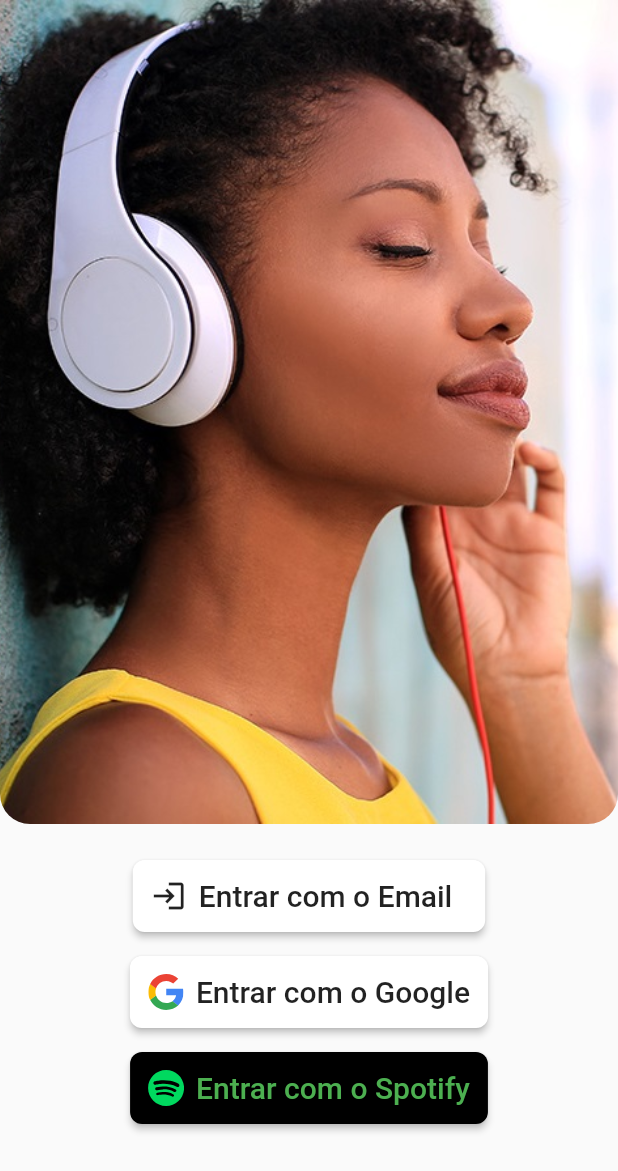
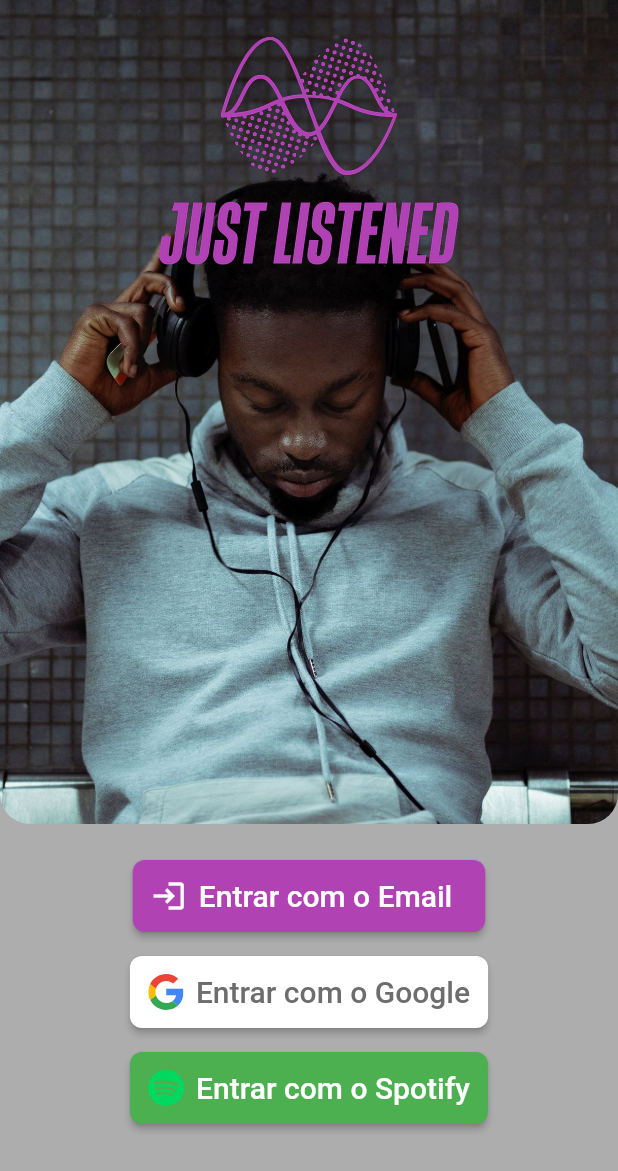
Before and after one commit to JustListened/JustListened-App, a Flutter app: the screen it shows after launch, on a phone screen of 412 x 824 dp. Shown: the top 1171 px of the screen. Run offline on Flutter 3.47's test engine with Material 2 defaults, Android fonts, the phone set to English and light mode, and no system bars; our stand-ins replace flutter_svg, hexcolor.

Commit message:
Rebuild preLogin page and setting initial configs

```diff
--- a/lib/constants/colors.constants.dart
+++ b/lib/constants/colors.constants.dart
@@ -2,4 +2,7 @@ import 'package:flutter/material.dart';
 import 'package:hexcolor/hexcolor.dart';
 
 const Color kSuccessColor = Color(0xFF4CAF50);
-const Color kNeutralBlack = Color(0x00000000);
+final Color kNeutralBlack = Colors.black;
+final Color kLightGrey = HexColor("#adadad");
+final Color kMainColor = HexColor("#6D6D6D");
+final Color kMainPurple = HexColor("#B042B4");
--- a/lib/main.dart
+++ b/lib/main.dart
@@ -1,4 +1,5 @@
 import 'package:flutter/material.dart';
+import 'package:just_listened/pages/loginWithEmail.dart';
 import 'package:just_listened/pages/preLogin.dart';
 
 void main() {
@@ -9,11 +10,21 @@ class MyApp extends StatelessWidget {
   @override
   Widget build(BuildContext context) {
     return MaterialApp(
+      initialRoute: PreLoginPage().screenName,
+      routes: {
+        PreLoginPage().screenName: (context) => PreLoginPage(),
+        LoginWithEmail().screenName: (context) => LoginWithEmail(),
+      },
       theme: ThemeData(
         primarySwatch: Colors.green,
         visualDensity: VisualDensity.adaptivePlatformDensity,
+        pageTransitionsTheme: PageTransitionsTheme(
+          builders: {
+            TargetPlatform.android: CupertinoPageTransitionsBuilder(),
+            TargetPlatform.iOS: CupertinoPageTransitionsBuilder(),
+          },
+        ),
       ),
-      home: PreLoginPage(),
     );
   }
 }
--- a/lib/pages/preLogin.dart
+++ b/lib/pages/preLogin.dart
@@ -3,30 +3,30 @@ import 'package:flutter_svg/flutter_svg.dart';
 import 'package:hexcolor/hexcolor.dart';
 import 'package:just_listened/constants/colors.constants.dart';
 import 'package:just_listened/constants/text.constants.dart';
+import 'package:just_listened/pages/loginWithEmail.dart';
 import 'package:just_listened/utils/widgets.utils.dart';
 
 class PreLoginPage extends StatefulWidget {
+  String screenName = "pre_login";
 
   @override
   _PreLoginPageState createState() => _PreLoginPageState();
 }
 
 class _PreLoginPageState extends State<PreLoginPage> {
-
   @override
   Widget build(BuildContext context) {
-    return SafeArea(
-      child: Scaffold(
+    return Scaffold(
+        backgroundColor: kLightGrey,
         body: SingleChildScrollView(
           child: Container(
-            alignment: Alignment.center,
-            child: Column(
-              children: <Widget>[
+              alignment: Alignment.center,
+              child: Column(children: <Widget>[
                 // LOGO DO APP
                 Container(
                   decoration: BoxDecoration(
                     image: DecorationImage(
-                      image: AssetImage('assets/preLogin/backgroundImage.jpg'),
+                      image: AssetImage('assets/preLogin/Logo_IMG.png'),
                       fit: BoxFit.cover,
                       // colorFilter: new ColorFilter.mode(Colors.black.withOpacity(0.8), BlendMode.dstATop)
                     ),
@@ -35,53 +35,74 @@ class _PreLoginPageState extends State<PreLoginPage> {
                       bottomRight: Radius.circular(20),
                     ),
                   ),
+                  height: MediaQuery.of(context).size.height / 1.5,
                   width: double.infinity,
-                  height: MediaQuery.of(context).size.height/1.5,
                   margin: EdgeInsets.only(bottom: 24),
+                  child: Column(
+                    mainAxisAlignment: MainAxisAlignment.start,
+                    children: [
+                      Padding(
+                        padding: const EdgeInsets.only(top: 24),
+                        child: Image.asset(
+                          'assets/preLogin/logo.png',
+                          width: 200,
+                        ),
+                      ),
+                    ],
+                  ),
                 ),
                 Column(
                   children: <Widget>[
                     RaisedButton.icon(
                       padding: EdgeInsets.all(12),
-                      onPressed: (){},
-                      label: Text(LOGIN_WITH_EMAIL, style: TextStyle(fontSize: 20)),
-                      icon: Icon(Icons.login),
-                      color: Colors.white,
-                      shape: RoundedRectangleBorder(borderRadius: BorderRadius.circular(8)),
+                      onPressed: () {
+                        Navigator.of(context).pushNamed(
+                          LoginWithEmail().screenName,
+                        );
+                      },
+                      label: Text(LOGIN_WITH_EMAIL,
+                          style: TextStyle(fontSize: 20, color: Colors.white)),
+                      icon: Icon(
+                        Icons.login,
+                        color: Colors.white,
+                      ),
+                      color: kMainPurple,
+                      shape: RoundedRectangleBorder(
+                          borderRadius: BorderRadius.circular(8)),
                     ),
                     AppSpacer(height: 16),
                     RaisedButton.icon(
                       padding: EdgeInsets.all(12),
-                      onPressed: (){},
-                      label: Text(LOGIN_WITH_GOOGLE, style: TextStyle(fontSize: 20)),
-                      icon: SvgPicture.asset(
-                        'assets/preLogin/google-icon.svg',
-                        height: 24,
-                        width: 24
-                      ),
+                      onPressed: () {},
+                      label: Text(LOGIN_WITH_GOOGLE,
+                          style: TextStyle(
+                            fontSize: 20,
+                            color: kMainColor,
+                          )),
+                      icon: SvgPicture.asset('assets/preLogin/google-icon.svg',
+                          height: 24, width: 24),
                       color: Colors.white,
-                      shape: RoundedRectangleBorder(borderRadius: BorderRadius.circular(8)),
+                      shape: RoundedRectangleBorder(
+                          borderRadius: BorderRadius.circular(8)),
                     ),
                     AppSpacer(height: 16),
                     RaisedButton.icon(
                       padding: EdgeInsets.all(12),
-                      onPressed: (){},
-                      label: Text(LOGIN_WITH_SPOTIFY, style: TextStyle(fontSize: 20, color: kSuccessColor)),
-                      icon: SvgPicture.asset(
-                        'assets/preLogin/spotify-icon.svg',
-                        height: 24,
-                        width: 24
-                      ),
-                      color: Colors.black,
-                      shape: RoundedRectangleBorder(borderRadius: BorderRadius.circular(8)),
+                      onPressed: () {},
+                      label: Text(LOGIN_WITH_SPOTIFY,
+                          style: TextStyle(
+                            fontSize: 20,
+                            color: Colors.white,
+                          )),
+                      icon: SvgPicture.asset('assets/preLogin/spotify-icon.svg',
+                          height: 24, width: 24),
+                      color: kSuccessColor,
+                      shape: RoundedRectangleBorder(
+                          borderRadius: BorderRadius.circular(8)),
                     ),
                   ],
                 ),
-              ]
-            )
-          ),
-        )
-      ),
-    );
+              ])),
+        ));
   }
 }
```
Also changed, not shown: lib/pages/loginWithEmail.dart (added, +61 -0 lines), assets/preLogin/Logo_IMG.png (added), assets/preLogin/logo.png (added).
